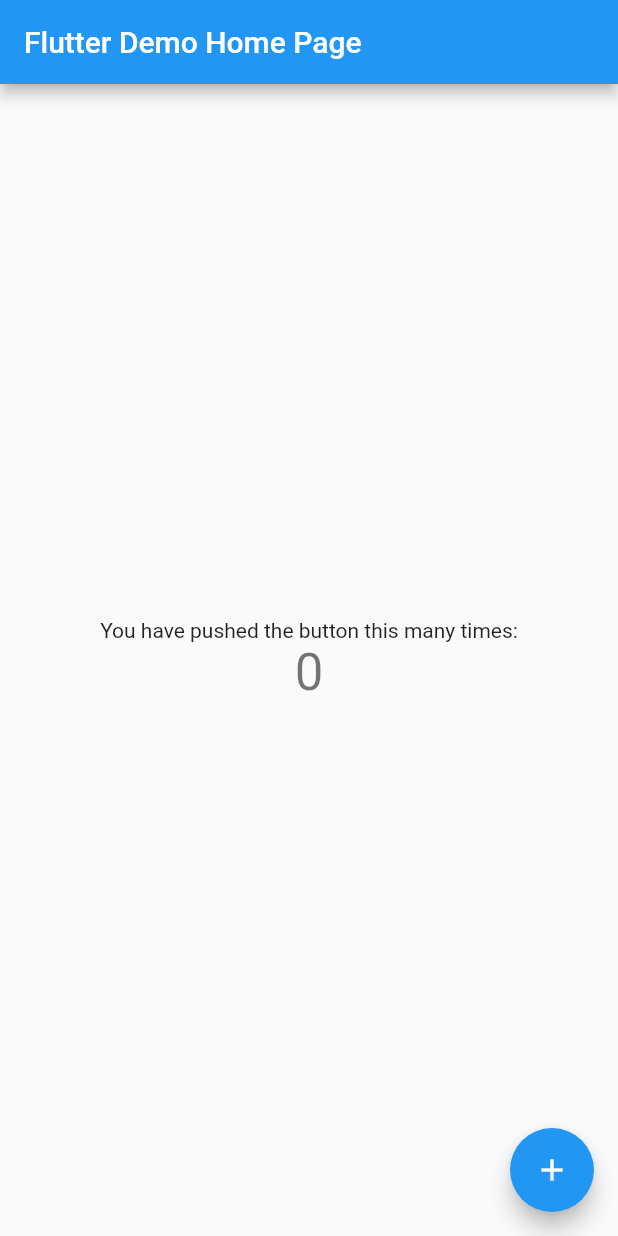
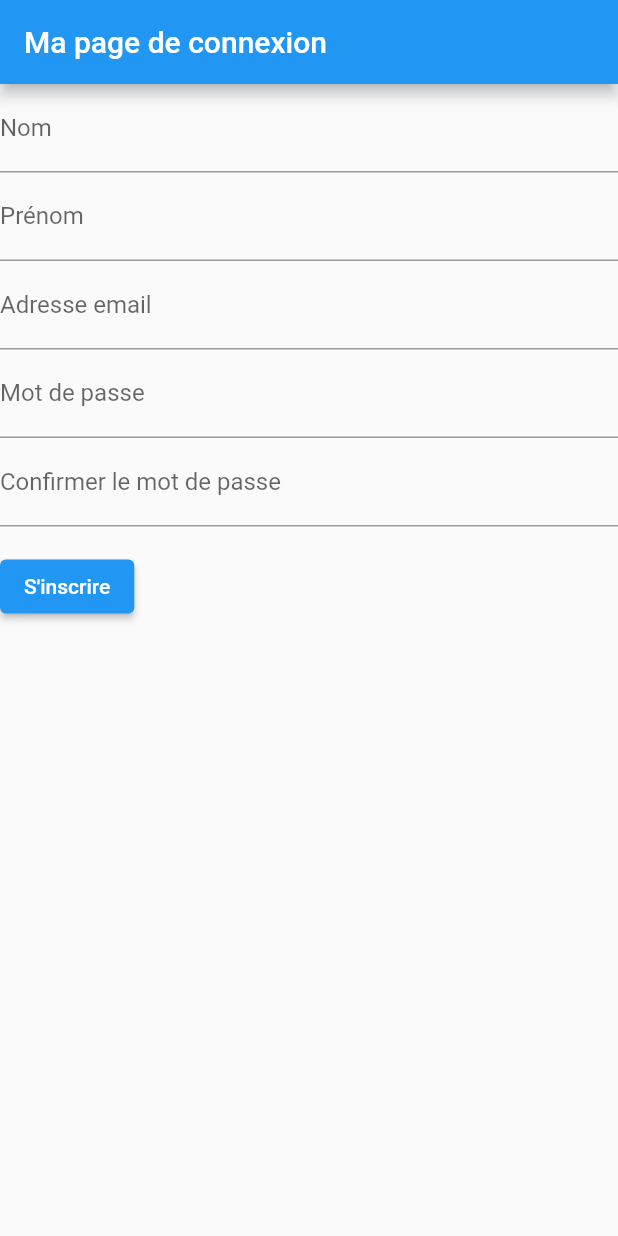
Before and after one commit to vincentpaire42/projet-dev-b2, a Flutter app: the screen it shows after launch, on a phone screen of 412 x 824 dp. Run offline on Flutter 3.47's test engine with Material 2 defaults, Android fonts, the phone set to English and light mode, and no system bars.

Commit message:
connexion + inscription

```diff
--- /dev/null
+++ b/lib/Inscription.dart
@@ -0,0 +1,153 @@
+
+import 'package:flutter/material.dart';
+class InscriptionPage extends StatefulWidget {
+  const InscriptionPage({Key? key}) : super(key: key);
+
+  @override
+  _InscriptionPageState createState() => _InscriptionPageState();
+}
+class _InscriptionPageState extends State<InscriptionPage> {
+  final GlobalKey<FormState> _formKey = GlobalKey<FormState>();
+
+  late String _nom;
+  late String _prenom;
+  late String _email;
+   String _password = '';
+   String _confirmPassword= '' ;
+
+  late String _adressePostal;
+
+  void _submitForm() {
+    final FormState form = _formKey.currentState!;
+
+    if (form.validate()) {
+      form.save();
+
+      if (_password != _confirmPassword) {
+        showDialog(
+          context: context,
+          builder: (BuildContext context) {
+            return AlertDialog(
+              title: Text('Erreur'),
+              content: Text('Les mots de passe ne correspondent pas.'),
+              actions: <Widget>[
+                TextButton(
+                  child: Text('OK'),
+                  onPressed: () => Navigator.of(context).pop(),
+                ),
+              ],
+            );
+          },
+        );
+      } else {
+        // Votre code pour inscrire l'utilisateur ici
+        print(
+            'Nom: $_nom, Prénom: $_prenom, Email: $_email, Password: $_password, Adresse Postal: $_adressePostal');
+      }
+    }
+  }
+
+  @override
+  Widget build(BuildContext context) {
+    return Form(
+      key: _formKey,
+      child: Column(
+        crossAxisAlignment: CrossAxisAlignment.start,
+        children: <Widget>[
+          TextFormField(
+            keyboardType: TextInputType.text,
+            decoration: const InputDecoration(
+              labelText: 'Nom',
+            ),
+            validator: (String? value) {
+              if (value == null || value.isEmpty) {
+                return 'Veuillez saisir votre nom';
+              }
+              return null;
+            },
+            onSaved: (String? value) {
+              _nom = value!;
+            },
+          ),
+          TextFormField(
+            keyboardType: TextInputType.text,
+            decoration: const InputDecoration(
+              labelText: 'Prénom',
+            ),
+            validator: (String? value) {
+              if (value == null || value.isEmpty) {
+                return 'Veuillez saisir votre prénom';
+              }
+              return null;
+            },
+            onSaved: (String? value) {
+              _prenom = value!;
+            },
+          ),
+          TextFormField(
+            keyboardType: TextInputType.emailAddress,
+            decoration: const InputDecoration(
+              labelText: 'Adresse email',
+            ),
+            validator: (String? value) {
+              if (value == null || value.isEmpty) {
+                return 'Veuillez saisir une adresse e-mail valide';
+              }
+              if (!RegExp(r'^[\w-\.]+@([\w-]+\.)+[\w-]{2,4}$')
+                  .hasMatch(value)) {
+                return 'Veuillez saisir une adresse e-mail valide';
+              }
+              return null;
+            },
+            onSaved: (String? value) {
+              _email = value!;
+            },
+          ),
+            TextFormField(
+            obscureText: true,
+            decoration: const InputDecoration(
+              labelText: 'Mot de passe',
+            ),
+            validator: (String? value) {
+              if (value == null || value.isEmpty) {
+                return 'Veuillez saisir un mot de passe valide';
+              }
+              // if (!RegExp(r'^(?=.*[A-Z])(?=.*[0-9])(?=.*[!@#\$&*~]).{8,}$')
+              //     .hasMatch(value)) {
+              //   return 'Veuillez saisir un mot de passe valide';
+              // }
+              return null;
+            },
+            onSaved: (String? value) {
+              _password = value!;
+            },
+          ),
+          TextFormField(
+            obscureText: true,
+            decoration: const InputDecoration(
+              labelText: 'Confirmer le mot de passe',
+            ),
+            validator: (String? value) {
+              if (value == null || value.isEmpty) {
+                return 'Veuillez confirmer votre mot de passe';
+              }
+
+              if (value != _password) {
+                return 'Les mots de passe ne correspondent pas';
+              }
+              return null;
+            },
+            onSaved: (String? value) {
+              _confirmPassword = value!;
+            },
+          ),
+          const SizedBox(height: 16.0),
+          ElevatedButton(
+            onPressed: _submitForm,
+            child: const Text('S\'inscrire'),
+          ),
+        ],
+      ),
+    );
+  }
+}
--- a/lib/main.dart
+++ b/lib/main.dart
@@ -1,115 +1,28 @@
 import 'package:flutter/material.dart';
+import 'Connexion.dart';
+import 'Inscription.dart';
 
 void main() {
-  runApp(const MyApp());
+  runApp(MyApp());
 }
 
 class MyApp extends StatelessWidget {
-  const MyApp({super.key});
-
-  // This widget is the root of your application.
   @override
   Widget build(BuildContext context) {
     return MaterialApp(
       title: 'Flutter Demo',
       theme: ThemeData(
-        // This is the theme of your application.
-        //
-        // Try running your application with "flutter run". You'll see the
-        // application has a blue toolbar. Then, without quitting the app, try
-        // changing the primarySwatch below to Colors.green and then invoke
-        // "hot reload" (press "r" in the console where you ran "flutter run",
-        // or simply save your changes to "hot reload" in a Flutter IDE).
-        // Notice that the counter didn't reset back to zero; the application
-        // is not restarted.
         primarySwatch: Colors.blue,
       ),
-      home: const MyHomePage(title: 'Flutter Demo Home Page'),
+      home: Scaffold(
+        appBar: AppBar(
+          title: Text('Ma page de connexion'),
+        ),
+        body: Center(
+          // child: LoginForm(),
+          child: InscriptionPage(),
+        ),
+      ),
     );
   }
 }
-
-class MyHomePage extends StatefulWidget {
-  const MyHomePage({super.key, required this.title});
-
-  // This widget is the home page of your application. It is stateful, meaning
-  // that it has a State object (defined below) that contains fields that affect
-  // how it looks.
-
-  // This class is the configuration for the state. It holds the values (in this
-  // case the title) provided by the parent (in this case the App widget) and
-  // used by the build method of the State. Fields in a Widget subclass are
-  // always marked "final".
-
-  final String title;
-
-  @override
-  State<MyHomePage> createState() => _MyHomePageState();
-}
-
-class _MyHomePageState extends State<MyHomePage> {
-  int _counter = 0;
-
-  void _incrementCounter() {
-    setState(() {
-      // This call to setState tells the Flutter framework that something has
-      // changed in this State, which causes it to rerun the build method below
-      // so that the display can reflect the updated values. If we changed
-      // _counter without calling setState(), then the build method would not be
-      // called again, and so nothing would appear to happen.
-      _counter++;
-    });
-  }
-
-  @override
-  Widget build(BuildContext context) {
-    // This method is rerun every time setState is called, for instance as done
-    // by the _incrementCounter method above.
-    //
-    // The Flutter framework has been optimized to make rerunning build methods
-    // fast, so that you can just rebuild anything that needs updating rather
-    // than having to individually change instances of widgets.
-    return Scaffold(
-      appBar: AppBar(
-        // Here we take the value from the MyHomePage object that was created by
-        // the App.build method, and use it to set our appbar title.
-        title: Text(widget.title),
-      ),
-      body: Center(
-        // Center is a layout widget. It takes a single child and positions it
-        // in the middle of the parent.
-        child: Column(
-          // Column is also a layout widget. It takes a list of children and
-          // arranges them vertically. By default, it sizes itself to fit its
-          // children horizontally, and tries to be as tall as its parent.
-          //
-          // Invoke "debug painting" (press "p" in the console, choose the
-          // "Toggle Debug Paint" action from the Flutter Inspector in Android
-          // Studio, or the "Toggle Debug Paint" command in Visual Studio Code)
-          // to see the wireframe for each widget.
-          //
-          // Column has various properties to control how it sizes itself and
-          // how it positions its children. Here we use mainAxisAlignment to
-          // center the children vertically; the main axis here is the vertical
-          // axis because Columns are vertical (the cross axis would be
-          // horizontal).
-          mainAxisAlignment: MainAxisAlignment.center,
-          children: <Widget>[
-            const Text(
-              'You have pushed the button this many times:',
-            ),
-            Text(
-              '$_counter',
-              style: Theme.of(context).textTheme.headline4,
-            ),
-          ],
-        ),
-      ),
-      floatingActionButton: FloatingActionButton(
-        onPressed: _incrementCounter,
-        tooltip: 'Increment',
-        child: const Icon(Icons.add),
-      ), // This trailing comma makes auto-formatting nicer for build methods.
-    );
-  }
-}
```
Also changed, not shown: lib/Connexion.dart (added, +80 -0 lines), pubspec.lock, 1 other file.
